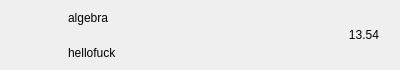
Before: the Qt Designer form CppChat/dialogs/chatuserwid.ui in Algebraaaa/CppChat, drawn with Qt 5.
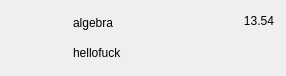
After: the same form once the commit is applied.

Patch:
```diff
--- a/CppChat/dialogs/chatuserwid.ui
+++ b/CppChat/dialogs/chatuserwid.ui
@@ -6,20 +6,20 @@
    <rect>
     <x>0</x>
     <y>0</y>
-    <width>400</width>
-    <height>70</height>
+    <width>286</width>
+    <height>76</height>
    </rect>
   </property>
   <property name="minimumSize">
    <size>
     <width>0</width>
-    <height>70</height>
+    <height>76</height>
    </size>
   </property>
   <property name="maximumSize">
    <size>
     <width>16777215</width>
-    <height>70</height>
+    <height>76</height>
    </size>
   </property>
   <property name="windowTitle">
@@ -27,26 +27,32 @@
   </property>
   <layout class="QHBoxLayout" name="horizontalLayout">
    <property name="spacing">
-    <number>5</number>
+    <number>10</number>
+   </property>
+   <property name="leftMargin">
+    <number>14</number>
    </property>
    <property name="topMargin">
-    <number>2</number>
+    <number>10</number>
+   </property>
+   <property name="rightMargin">
+    <number>12</number>
    </property>
    <property name="bottomMargin">
-    <number>2</number>
+    <number>10</number>
    </property>
    <item>
     <widget class="QWidget" name="icon_wid" native="true">
      <property name="minimumSize">
       <size>
-       <width>50</width>
-       <height>50</height>
+       <width>48</width>
+       <height>48</height>
       </size>
      </property>
      <property name="maximumSize">
       <size>
-       <width>50</width>
-       <height>50</height>
+       <width>48</width>
+       <height>48</height>
       </size>
      </property>
      <layout class="QHBoxLayout" name="horizontalLayout_2">
@@ -69,14 +75,14 @@
        <widget class="QLabel" name="icon_lb">
         <property name="minimumSize">
          <size>
-          <width>45</width>
-          <height>45</height>
+          <width>48</width>
+          <height>48</height>
          </size>
         </property>
         <property name="maximumSize">
          <size>
-          <width>45</width>
-          <height>45</height>
+          <width>48</width>
+          <height>48</height>
          </size>
         </property>
         <property name="text">
@@ -89,24 +95,36 @@
    </item>
    <item>
     <widget class="QWidget" name="user_info_wid" native="true">
+     <property name="sizePolicy">
+      <sizepolicy hsizetype="Ignored" vsizetype="Preferred">
+       <horstretch>0</horstretch>
+       <verstretch>0</verstretch>
+      </sizepolicy>
+     </property>
      <layout class="QVBoxLayout" name="verticalLayout">
       <property name="spacing">
-       <number>7</number>
+       <number>4</number>
       </property>
       <property name="leftMargin">
-       <number>2</number>
+       <number>1</number>
       </property>
       <property name="topMargin">
-       <number>2</number>
+       <number>0</number>
       </property>
       <property name="rightMargin">
-       <number>2</number>
+       <number>1</number>
       </property>
       <property name="bottomMargin">
-       <number>2</number>
+       <number>0</number>
       </property>
       <item>
        <widget class="QLabel" name="user_name_lb">
+        <property name="sizePolicy">
+         <sizepolicy hsizetype="Ignored" vsizetype="Preferred">
+          <horstretch>0</horstretch>
+          <verstretch>0</verstretch>
+         </sizepolicy>
+        </property>
         <property name="text">
          <string>algebra</string>
         </property>
@@ -114,6 +132,12 @@
       </item>
       <item>
        <widget class="QLabel" name="user_chat_lb">
+        <property name="sizePolicy">
+         <sizepolicy hsizetype="Ignored" vsizetype="Preferred">
+          <horstretch>0</horstretch>
+          <verstretch>0</verstretch>
+         </sizepolicy>
+        </property>
         <property name="text">
          <string>hellofuck</string>
         </property>
@@ -126,23 +150,60 @@
     <widget class="QWidget" name="widget_3" native="true">
      <property name="minimumSize">
       <size>
-       <width>50</width>
-       <height>50</height>
+       <width>58</width>
+       <height>48</height>
       </size>
      </property>
      <property name="maximumSize">
       <size>
-       <width>50</width>
-       <height>50</height>
+       <width>58</width>
+       <height>48</height>
       </size>
      </property>
      <layout class="QVBoxLayout" name="verticalLayout_2">
+      <property name="leftMargin">
+       <number>0</number>
+      </property>
+      <property name="topMargin">
+       <number>0</number>
+      </property>
+      <property name="rightMargin">
+       <number>0</number>
+      </property>
+      <property name="bottomMargin">
+       <number>0</number>
+      </property>
       <item>
        <widget class="QLabel" name="time_lb">
         <property name="text">
          <string>13.54</string>
         </property>
         <property name="alignment">
+         <set>Qt::AlignRight|Qt::AlignTop</set>
+        </property>
+       </widget>
+      </item>
+      <item alignment="Qt::AlignRight|Qt::AlignBottom">
+       <widget class="QLabel" name="pin_lb">
+        <property name="minimumSize">
+         <size>
+          <width>16</width>
+          <height>16</height>
+         </size>
+        </property>
+        <property name="maximumSize">
+         <size>
+          <width>16</width>
+          <height>16</height>
+         </size>
+        </property>
+        <property name="toolTip">
+         <string>已置顶</string>
+        </property>
+        <property name="text">
+         <string />
+        </property>
+        <property name="alignment">
          <set>Qt::AlignCenter</set>
         </property>
        </widget>
```
Left out of the diff: 34 changed lines with no effect on the pictures.
